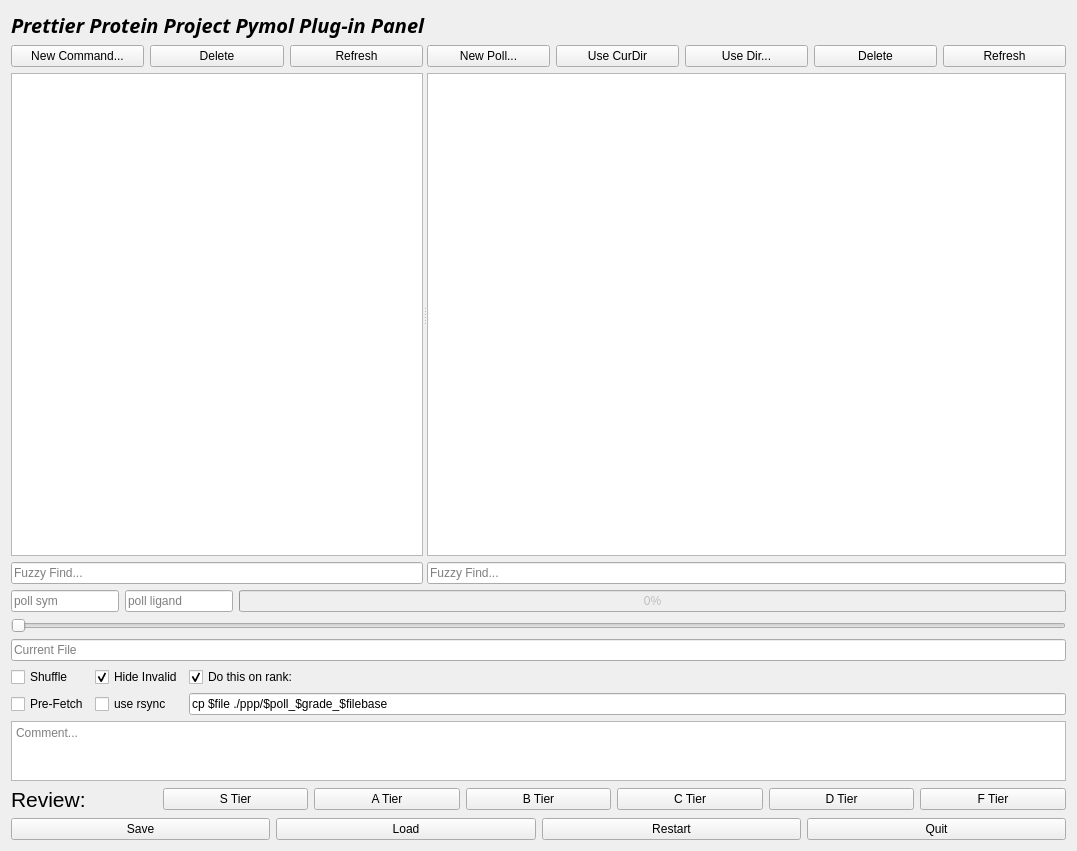
Before: the Qt Designer form ipd/ppp/plugin/ppppp/gui_grid_main.ui in baker-laboratory/ipd, drawn with Qt 5.
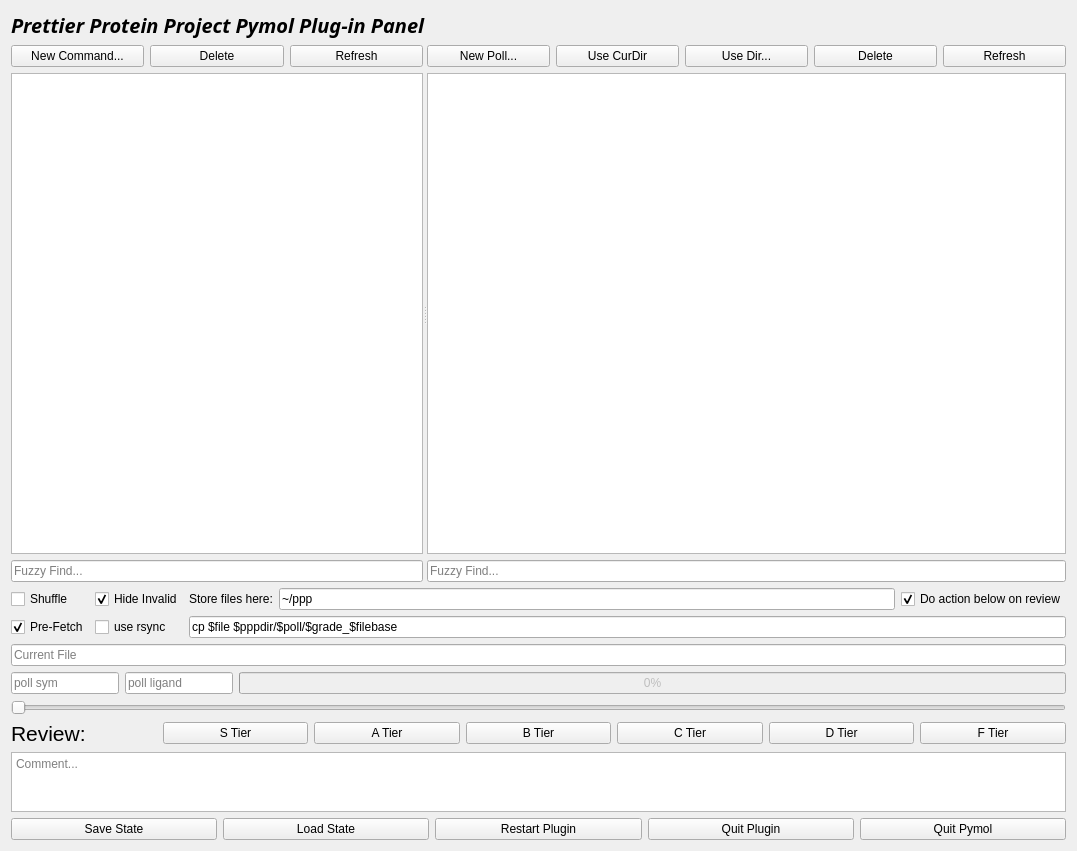
After: the same form once the commit is applied.

Commit message: WIP ppp get review action working

```diff
--- a/ipd/ppp/plugin/ppppp/gui_grid_main.ui
+++ b/ipd/ppp/plugin/ppppp/gui_grid_main.ui
@@ -17,6 +17,57 @@
    <bool>false</bool>
   </property>
   <layout class="QGridLayout" name="gridLayout_2">
+   <item row="1" column="0">
+    <layout class="QHBoxLayout" name="horizontalLayout_4">
+     <item>
+      <widget class="QPushButton" name="button_save">
+       <property name="toolTip">
+        <string>&lt;html&gt;&lt;head/&gt;&lt;body&gt;&lt;p&gt;force save your state, shouldn't need to do this&lt;/p&gt;&lt;/body&gt;&lt;/html&gt;</string>
+       </property>
+       <property name="text">
+        <string>Save State</string>
+       </property>
+      </widget>
+     </item>
+     <item>
+      <widget class="QPushButton" name="button_load">
+       <property name="toolTip">
+        <string>&lt;html&gt;&lt;head/&gt;&lt;body&gt;&lt;p&gt;force load your state, shouldn't need to do this&lt;/p&gt;&lt;/body&gt;&lt;/html&gt;</string>
+       </property>
+       <property name="text">
+        <string>Load State</string>
+       </property>
+      </widget>
+     </item>
+     <item>
+      <widget class="QPushButton" name="button_restart">
+       <property name="toolTip">
+        <string>&lt;html&gt;&lt;head/&gt;&lt;body&gt;&lt;p&gt;restart the plugin, shouldn't need to do this&lt;/p&gt;&lt;/body&gt;&lt;/html&gt;</string>
+       </property>
+       <property name="text">
+        <string>Restart Plugin</string>
+       </property>
+      </widget>
+     </item>
+     <item>
+      <widget class="QPushButton" name="button_quit">
+       <property name="toolTip">
+        <string>&lt;html&gt;&lt;head/&gt;&lt;body&gt;&lt;p&gt;exit the plugin, pymol stays open and will restore your previous session&lt;/p&gt;&lt;/body&gt;&lt;/html&gt;</string>
+       </property>
+       <property name="text">
+        <string>Quit Plugin</string>
+       </property>
+      </widget>
+     </item>
+     <item>
+      <widget class="QPushButton" name="button_quitpymol">
+       <property name="text">
+        <string>Quit Pymol</string>
+       </property>
+      </widget>
+     </item>
+    </layout>
+   </item>
    <item row="0" column="0">
     <layout class="QVBoxLayout" name="verticalLayout_4">
      <item>
@@ -193,73 +244,6 @@
        </widget>
       </widget>
      </item>
-     <item>
-      <layout class="QVBoxLayout" name="verticalLayout_3">
-       <item>
-        <layout class="QHBoxLayout" name="horizontalLayout_5">
-         <item>
-          <widget class="QLineEdit" name="lineEdit">
-           <property name="sizePolicy">
-            <sizepolicy hsizetype="Fixed" vsizetype="Fixed">
-             <horstretch>0</horstretch>
-             <verstretch>0</verstretch>
-            </sizepolicy>
-           </property>
-           <property name="readOnly">
-            <bool>true</bool>
-           </property>
-           <property name="placeholderText">
-            <string>poll sym</string>
-           </property>
-          </widget>
-         </item>
-         <item>
-          <widget class="QLineEdit" name="lineEdit_2">
-           <property name="sizePolicy">
-            <sizepolicy hsizetype="Fixed" vsizetype="Fixed">
-             <horstretch>0</horstretch>
-             <verstretch>0</verstretch>
-            </sizepolicy>
-           </property>
-           <property name="readOnly">
-            <bool>true</bool>
-           </property>
-           <property name="placeholderText">
-            <string>poll ligand</string>
-           </property>
-          </widget>
-         </item>
-         <item>
-          <widget class="QProgressBar" name="progress">
-           <property name="enabled">
-            <bool>false</bool>
-           </property>
-           <property name="value">
-            <number>0</number>
-           </property>
-          </widget>
-         </item>
-        </layout>
-       </item>
-       <item>
-        <widget class="QSlider" name="horizontalSlider">
-         <property name="orientation">
-          <enum>Qt::Horizontal</enum>
-         </property>
-        </widget>
-       </item>
-       <item>
-        <widget class="QLineEdit" name="show_current_file">
-         <property name="readOnly">
-          <bool>true</bool>
-         </property>
-         <property name="placeholderText">
-          <string>Current File</string>
-         </property>
-        </widget>
-       </item>
-      </layout>
-     </item>
      <item>
       <layout class="QGridLayout" name="gridLayout">
        <item row="1" column="0">
@@ -267,16 +251,6 @@
          <property name="text">
           <string>Pre-Fetch</string>
          </property>
-        </widget>
-       </item>
-       <item row="0" column="2">
-        <widget class="QCheckBox" name="opt_do_review_action">
-         <property name="toolTip">
-          <string>&lt;html&gt;&lt;head/&gt;&lt;body&gt;&lt;p&gt;toggle on and off the on-review action below&lt;/p&gt;&lt;/body&gt;&lt;/html&gt;</string>
-         </property>
-         <property name="text">
-          <string>Do this on rank:</string>
-         </property>
          <property name="checked">
           <bool>true</bool>
          </property>
@@ -302,7 +276,7 @@
           <string>&lt;html&gt;&lt;head/&gt;&lt;body&gt;&lt;p&gt;run this command whenever you rank a design&lt;/p&gt;&lt;p&gt;$file replaced by current structure's filename&lt;/p&gt;&lt;p&gt;$poll replaced by current poll name with underscores substituted for spaces&lt;/p&gt;&lt;p&gt;$grade replaced by grade assigned&lt;/p&gt;&lt;p&gt;$filebase replaced by basename of current structure's fname&lt;/p&gt;&lt;/body&gt;&lt;/html&gt;</string>
          </property>
          <property name="text">
-          <string>cp $file ./ppp/$poll_$grade_$filebase</string>
+          <string>cp $file $pppdir/$poll/$grade_$filebase</string>
          </property>
         </widget>
        </item>
@@ -316,40 +290,106 @@
          </property>
         </widget>
        </item>
+       <item row="0" column="2">
+        <layout class="QHBoxLayout" name="horizontalLayout_6">
+         <item>
+          <widget class="QLabel" name="label">
+           <property name="text">
+            <string>Store files here:</string>
+           </property>
+          </widget>
+         </item>
+         <item>
+          <widget class="QLineEdit" name="globalopt_pppdir">
+           <property name="text">
+            <string>~/ppp</string>
+           </property>
+          </widget>
+         </item>
+         <item>
+          <widget class="QCheckBox" name="opt_do_review_action">
+           <property name="toolTip">
+            <string>&lt;html&gt;&lt;head/&gt;&lt;body&gt;&lt;p&gt;toggle on and off the on-review action below&lt;/p&gt;&lt;/body&gt;&lt;/html&gt;</string>
+           </property>
+           <property name="text">
+            <string>Do action below on review</string>
+           </property>
+           <property name="checked">
+            <bool>true</bool>
+           </property>
+          </widget>
+         </item>
+        </layout>
+       </item>
       </layout>
      </item>
      <item>
-      <widget class="QTextEdit" name="comment">
-       <property name="sizePolicy">
-        <sizepolicy hsizetype="Expanding" vsizetype="Expanding">
-         <horstretch>0</horstretch>
-         <verstretch>0</verstretch>
-        </sizepolicy>
-       </property>
-       <property name="maximumSize">
-        <size>
-         <width>16777215</width>
-         <height>60</height>
-        </size>
-       </property>
-       <property name="toolTip">
-        <string>&lt;html&gt;&lt;head/&gt;&lt;body&gt;&lt;p&gt;arbitrary text comment will be attached to your review&lt;/p&gt;&lt;/body&gt;&lt;/html&gt;</string>
-       </property>
-       <property name="html">
-        <string>&lt;!DOCTYPE HTML PUBLIC &quot;-//W3C//DTD HTML 4.0//EN&quot; &quot;http://www.w3.org/TR/REC-html40/strict.dtd&quot;&gt;
-&lt;html&gt;&lt;head&gt;&lt;meta name=&quot;qrichtext&quot; content=&quot;1&quot; /&gt;&lt;meta charset=&quot;utf-8&quot; /&gt;&lt;style type=&quot;text/css&quot;&gt;
-p, li { white-space: pre-wrap; }
-hr { height: 1px; border-width: 0; }
-li.unchecked::marker { content: &quot;\2610&quot;; }
-li.checked::marker { content: &quot;\2612&quot;; }
-&lt;/style&gt;&lt;/head&gt;&lt;body style=&quot; font-family:'Sans Serif'; font-size:9pt; font-weight:400; font-style:normal;&quot;&gt;
-&lt;p style=&quot;-qt-paragraph-type:empty; margin-top:0px; margin-bottom:0px; margin-left:0px; margin-right:0px; -qt-block-indent:0; text-indent:0px;&quot;&gt;&lt;br /&gt;&lt;/p&gt;&lt;/body&gt;&lt;/html&gt;</string>
+      <widget class="QLineEdit" name="showfile">
+       <property name="readOnly">
+        <bool>true</bool>
        </property>
        <property name="placeholderText">
-        <string>Comment...</string>
+        <string>Current File</string>
        </property>
       </widget>
      </item>
+     <item>
+      <layout class="QVBoxLayout" name="verticalLayout_3">
+       <item>
+        <layout class="QHBoxLayout" name="horizontalLayout_5">
+         <item>
+          <widget class="QLineEdit" name="showsym">
+           <property name="sizePolicy">
+            <sizepolicy hsizetype="Fixed" vsizetype="Fixed">
+             <horstretch>0</horstretch>
+             <verstretch>0</verstretch>
+            </sizepolicy>
+           </property>
+           <property name="readOnly">
+            <bool>true</bool>
+           </property>
+           <property name="placeholderText">
+            <string>poll sym</string>
+           </property>
+          </widget>
+         </item>
+         <item>
+          <widget class="QLineEdit" name="showlig">
+           <property name="sizePolicy">
+            <sizepolicy hsizetype="Fixed" vsizetype="Fixed">
+             <horstretch>0</horstretch>
+             <verstretch>0</verstretch>
+            </sizepolicy>
+           </property>
+           <property name="readOnly">
+            <bool>true</bool>
+           </property>
+           <property name="placeholderText">
+            <string>poll ligand</string>
+           </property>
+          </widget>
+         </item>
+         <item>
+          <widget class="QProgressBar" name="progress">
+           <property name="enabled">
+            <bool>false</bool>
+           </property>
+           <property name="value">
+            <number>0</number>
+           </property>
+          </widget>
+         </item>
+        </layout>
+       </item>
+       <item>
+        <widget class="QSlider" name="horizontalSlider">
+         <property name="orientation">
+          <enum>Qt::Horizontal</enum>
+         </property>
+        </widget>
+       </item>
+      </layout>
+     </item>
      <item>
       <layout class="QHBoxLayout" name="horizontalLayout_3">
        <item>
@@ -427,48 +467,36 @@
       </layout>
      </item>
      <item>
-      <layout class="QHBoxLayout" name="horizontalLayout_4">
-       <item>
-        <widget class="QPushButton" name="button_save">
-         <property name="toolTip">
-          <string>&lt;html&gt;&lt;head/&gt;&lt;body&gt;&lt;p&gt;force save your state, shouldn't need to do this&lt;/p&gt;&lt;/body&gt;&lt;/html&gt;</string>
-         </property>
-         <property name="text">
-          <string>Save</string>
-         </property>
-        </widget>
-       </item>
-       <item>
-        <widget class="QPushButton" name="button_load">
-         <property name="toolTip">
-          <string>&lt;html&gt;&lt;head/&gt;&lt;body&gt;&lt;p&gt;force load your state, shouldn't need to do this&lt;/p&gt;&lt;/body&gt;&lt;/html&gt;</string>
-         </property>
-         <property name="text">
-          <string>Load</string>
-         </property>
-        </widget>
-       </item>
-       <item>
-        <widget class="QPushButton" name="button_restart">
-         <property name="toolTip">
-          <string>&lt;html&gt;&lt;head/&gt;&lt;body&gt;&lt;p&gt;restart the plugin, shouldn't need to do this&lt;/p&gt;&lt;/body&gt;&lt;/html&gt;</string>
-         </property>
-         <property name="text">
-          <string>Restart</string>
-         </property>
-        </widget>
-       </item>
-       <item>
-        <widget class="QPushButton" name="button_quit">
-         <property name="toolTip">
-          <string>&lt;html&gt;&lt;head/&gt;&lt;body&gt;&lt;p&gt;exit the plugin, pymol stays open and will restore your previous session&lt;/p&gt;&lt;/body&gt;&lt;/html&gt;</string>
-         </property>
-         <property name="text">
-          <string>Quit</string>
-         </property>
-        </widget>
-       </item>
-      </layout>
+      <widget class="QTextEdit" name="comment">
+       <property name="sizePolicy">
+        <sizepolicy hsizetype="Expanding" vsizetype="Expanding">
+         <horstretch>0</horstretch>
+         <verstretch>0</verstretch>
+        </sizepolicy>
+       </property>
+       <property name="maximumSize">
+        <size>
+         <width>16777215</width>
+         <height>60</height>
+        </size>
+       </property>
+       <property name="toolTip">
+        <string>&lt;html&gt;&lt;head/&gt;&lt;body&gt;&lt;p&gt;arbitrary text comment will be attached to your review&lt;/p&gt;&lt;/body&gt;&lt;/html&gt;</string>
+       </property>
+       <property name="html">
+        <string>&lt;!DOCTYPE HTML PUBLIC &quot;-//W3C//DTD HTML 4.0//EN&quot; &quot;http://www.w3.org/TR/REC-html40/strict.dtd&quot;&gt;
+&lt;html&gt;&lt;head&gt;&lt;meta name=&quot;qrichtext&quot; content=&quot;1&quot; /&gt;&lt;meta charset=&quot;utf-8&quot; /&gt;&lt;style type=&quot;text/css&quot;&gt;
+p, li { white-space: pre-wrap; }
+hr { height: 1px; border-width: 0; }
+li.unchecked::marker { content: &quot;\2610&quot;; }
+li.checked::marker { content: &quot;\2612&quot;; }
+&lt;/style&gt;&lt;/head&gt;&lt;body style=&quot; font-family:'Sans Serif'; font-size:9pt; font-weight:400; font-style:normal;&quot;&gt;
+&lt;p style=&quot;-qt-paragraph-type:empty; margin-top:0px; margin-bottom:0px; margin-left:0px; margin-right:0px; -qt-block-indent:0; text-indent:0px;&quot;&gt;&lt;br /&gt;&lt;/p&gt;&lt;/body&gt;&lt;/html&gt;</string>
+       </property>
+       <property name="placeholderText">
+        <string>Comment...</string>
+       </property>
+      </widget>
      </item>
     </layout>
    </item>
```
Left out of the diff: 9 changed lines with no effect on the pictures. The commit also changes 5 other files.
